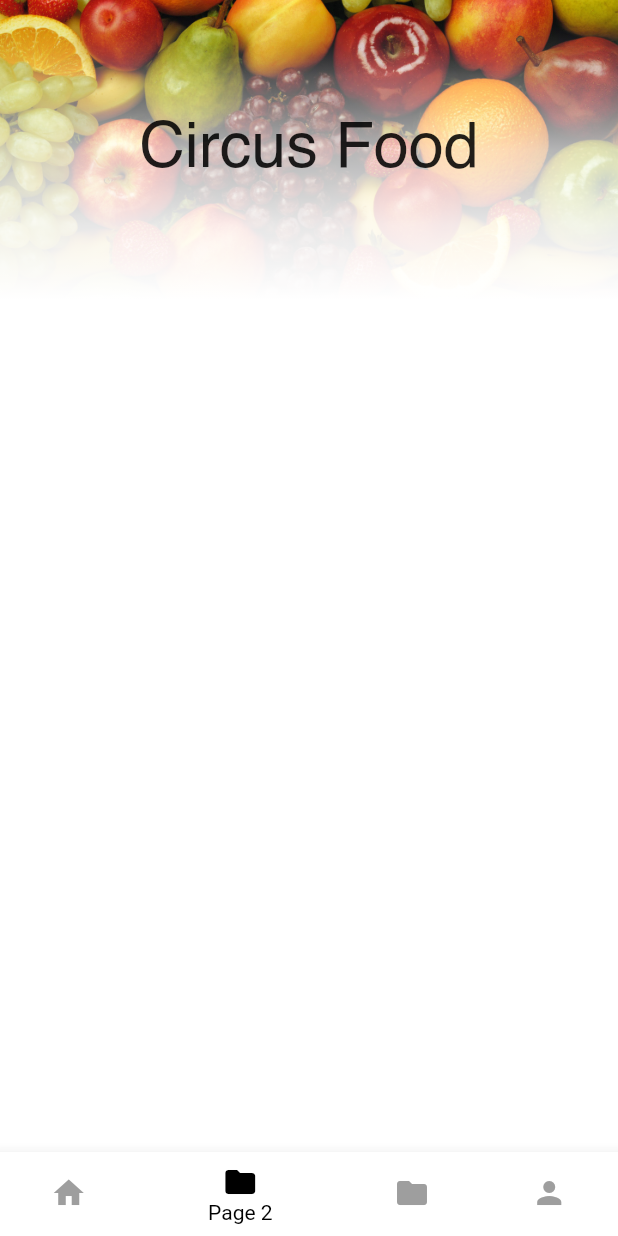
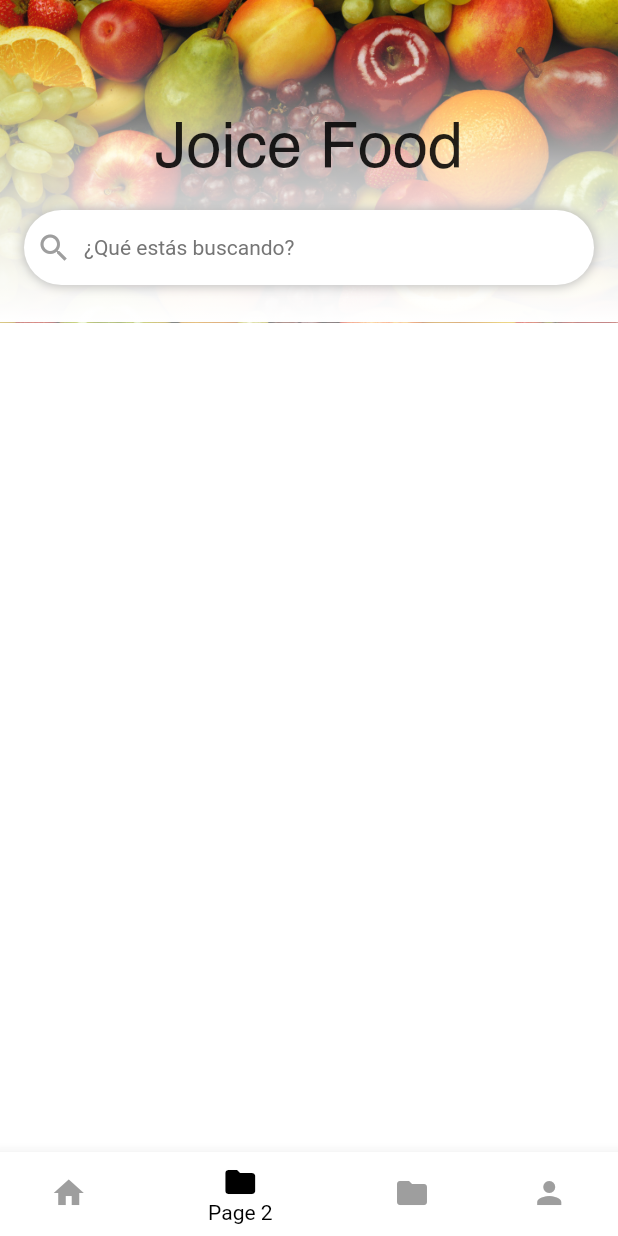
Before and after one commit to aurora-soft/aurora-fruts, a Flutter app: the screen it shows after launch, item 2 of the bottom bar chosen, on a phone screen of 412 x 824 dp. Run offline on Flutter 3.47's test engine with Material 2 defaults, Android fonts, the phone set to English and light mode, and no system bars.

Commit message:
add search and update data constants

```diff
--- a/lib/main.dart
+++ b/lib/main.dart
@@ -33,10 +33,11 @@ class MyApp extends StatelessWidget {
             fontSize: 16.0
           ),
           overline: TextStyle(
-            fontFamily: 'Helvetica',
+            //fontFamily: 'Helvetica',
             letterSpacing: 0.0,
-            color: Colors.grey[500],
-            fontSize: 24.0
+            color: Colors.black,
+            fontSize: 22.0,
+            fontWeight: FontWeight.w500
           )
         ),
         primarySwatch: Colors.blue,
--- a/lib/ui/pages/home/home.dart
+++ b/lib/ui/pages/home/home.dart
@@ -1,7 +1,9 @@
+import 'package:aurora_fruts/ui/pages/home/widgets/cards_section_categories.dart';
 import 'package:flutter/cupertino.dart';
 import 'package:flutter/material.dart';
 import 'package:aurora_fruts/data/constants.dart' as constant;
-import 'package:aurora_fruts/ui/pages/home/widgets/cards.dart';
+import 'package:aurora_fruts/ui/pages/home/widgets/cards_section.dart';
+import 'package:aurora_fruts/data/example/card_section.dart' as section;
 
 class Home extends StatefulWidget {
   @override
@@ -26,18 +28,53 @@ class _HomeState extends State<Home> {
     Container()
   ];
 
+  Widget _search() {
+    return Container(
+      padding: EdgeInsets.all(8.0),
+      decoration: BoxDecoration(
+        borderRadius: BorderRadius.circular(32.0),
+        color: Colors.white,
+        boxShadow: [
+          BoxShadow(
+            color: Colors.grey[400],
+            blurRadius: 5.0,
+            spreadRadius: 1.0
+          )
+        ]
+      ),
+      height: 50.0,
+      width: MediaQuery.of(context).size.width,
+      child: Row(
+        children: <Widget>[
+          Icon(
+            Icons.search,
+            color: Colors.grey,
+          ),
+          SizedBox(width: 8.0),
+          Expanded(
+            child: Text(
+              '¿Qué estás buscando?',
+              style: TextStyle(color: Colors.grey[600]),
+            ),
+          )
+        ],
+      ),
+    );
+  }
+
   Widget _background() {
     return Stack(
       children: <Widget>[
         Container(
-            height: 200.0,
+            height: 215.0,
             decoration: BoxDecoration(
                 image: DecorationImage(
               image: AssetImage('assets/images/fruits.jpg'),
               fit: BoxFit.cover,
             ))),
         Container(
-          height: 200.0,
+          padding: EdgeInsets.only(bottom: 15.0),
+          height: 215.0,
           decoration: BoxDecoration(
             gradient: LinearGradient(colors: [
               Colors.transparent,
@@ -45,10 +82,22 @@ class _HomeState extends State<Home> {
               Colors.white.withOpacity(0.7),
               Colors.white.withOpacity(0.9),
               Colors.white
-          ], begin: Alignment.topCenter, end: Alignment.bottomCenter)),
-          child: Center(child: Text('Circus Food',style: TextStyle(
-            fontFamily: 'Helvetica',fontSize: 42.0,
-          ),),),
+            ], begin: Alignment.topCenter, end: Alignment.bottomCenter),
+          ),
+          child: Center(
+            child: Text(
+              'Joice Food',
+              style: TextStyle(
+                fontFamily: 'Helvetica',
+                fontSize: 42.0,
+              ),
+            ),
+          ),
+        ),
+        Container(
+          margin: EdgeInsets.symmetric(horizontal: 16.0),
+          height: 190.0,
+          child: Align(alignment: Alignment.bottomCenter, child: _search()),
         )
       ],
     );
@@ -64,7 +113,7 @@ class _HomeState extends State<Home> {
             Column(
               children: <Widget>[
                 SizedBox(height: MediaQuery.of(context).padding.top),
-                SizedBox(height: 150.0),
+                SizedBox(height: 165.0),
                 _bodyItems[_picker]
               ],
             ),
@@ -80,7 +129,8 @@ class _HomeState extends State<Home> {
                 onTap: (picker) => _changePicker(picker),
                 currentIndex: _picker,
                 selectedItemColor: Colors.black,
-                selectedLabelStyle: TextStyle(color: Colors.black,fontSize: 14.0),
+                selectedLabelStyle:
+                    TextStyle(color: Colors.black, fontSize: 14.0),
                 unselectedItemColor: Colors.grey[500],
                 unselectedLabelStyle: TextStyle(color: Colors.grey[600]),
                 items: [
@@ -99,29 +149,25 @@ class HomeContent extends StatelessWidget {
   Widget build(BuildContext context) {
     return Container(
       width: MediaQuery.of(context).size.width,
-      height: MediaQuery.of(context).size.height - 84.0 - 150,
+      height: MediaQuery.of(context).size.height - 84.0 - 165,
       child: Padding(
-        padding: EdgeInsets.only(left: 16.0, right: 16.0),
+        padding: EdgeInsets.only(left: 0.0, right: 0.0),
         child: SingleChildScrollView(
           physics: BouncingScrollPhysics(),
           scrollDirection: Axis.vertical,
           child: Column(
             children: <Widget>[
-              for (int i = 0; i < constant.cardsSectionTitles.length; i++)
-                if (constant.cardsSectionTitles[i] == 'Categorias')
-                  CardSection(
-                    title: constant.cardsSectionTitles[i],
-                    flex: 0.5,
-                    color: constant.colorsListCards[i % 3],
-                    description: constant.informationCardsSection[i],
-                    icon: constant.iconCardSection[i],
+              for (int i = 0; i < section.cardsSectionTitles.length; i++)
+                if (section.cardsSectionTitles[i] == 'Categorías')
+                  CardSectionCategories(
+                    title: section.cardsSectionTitles[i],
                   )
                 else
                   CardSection(
-                    icon: constant.iconCardSection[i],
-                    title: constant.cardsSectionTitles[i],
-                    color: constant.colorsListCards[i % 3],
-                    description: constant.informationCardsSection[i],
+                    icon: section.iconCardSection[i],
+                    title: section.cardsSectionTitles[i],
+                    color: section.colorsListCards[i % 4],
+                    description: section.informationCardsSection[i],
                   )
             ],
           ),
```
Also changed, not shown: lib/data/constants.dart (+0 -26 lines), lib/data/example/products.dart (added, +16 -0 lines), lib/models/product.dart (added, +26 -0 lines), lib/data/important.txt (deleted), lib/models/important.txt (deleted). Lines whose indentation alone changed are shown as unchanged.
